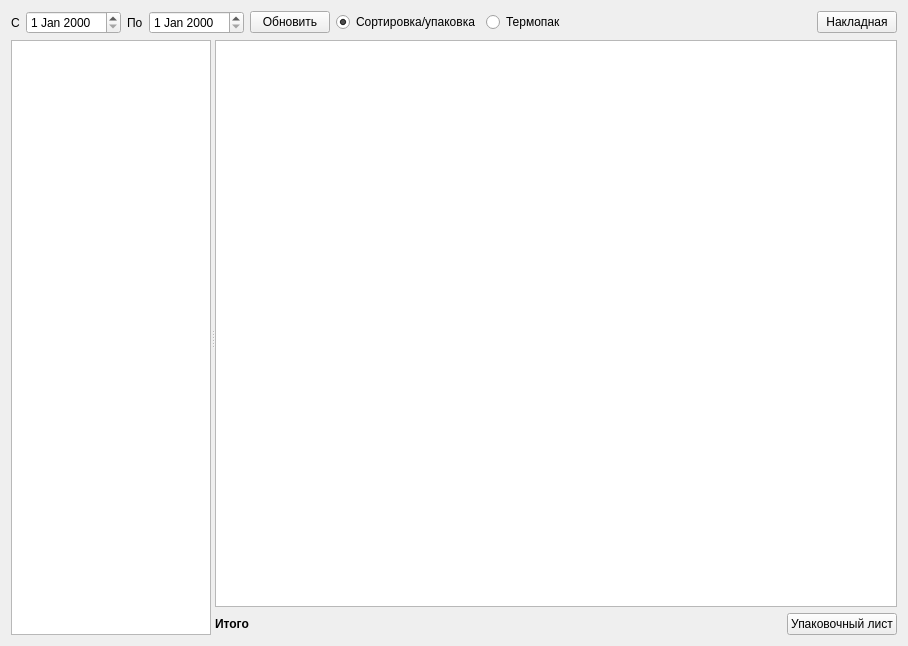
Before: the Qt Designer form formpack.ui in Sergeyego/warehouse, drawn with Qt 5.
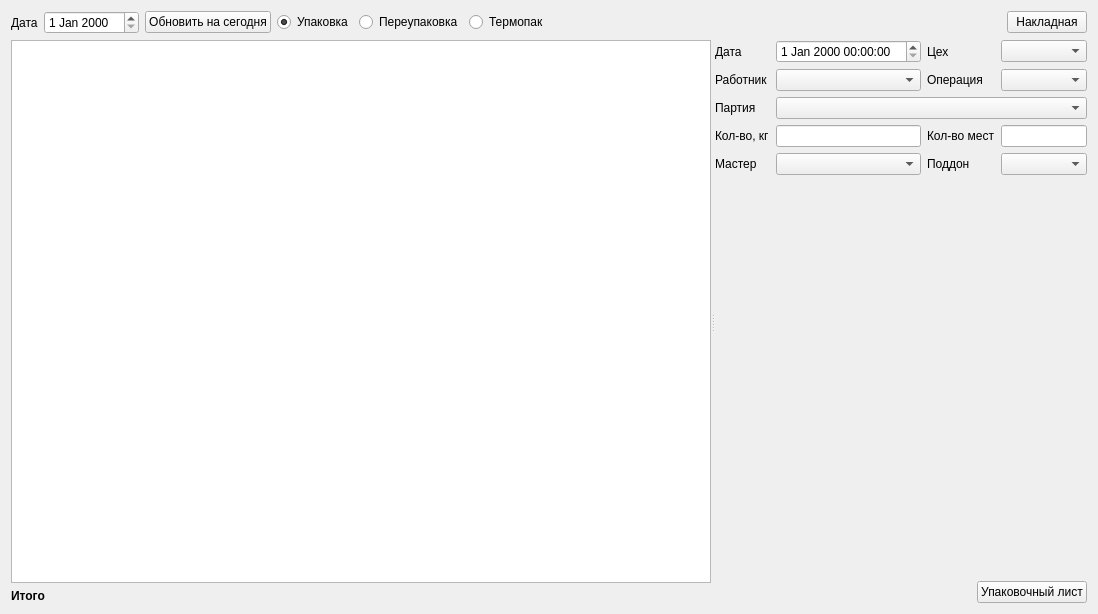
After: the same form once the commit is applied. Custom widgets are drawn as their Qt base class.

Commit message: готовы упаковочные листы

The edit to the form file:
```diff
--- a/formpack.ui
+++ b/formpack.ui
@@ -6,53 +6,50 @@
    <rect>
     <x>0</x>
     <y>0</y>
-    <width>908</width>
-    <height>646</height>
+    <width>1098</width>
+    <height>614</height>
    </rect>
   </property>
   <property name="windowTitle">
    <string>Form</string>
   </property>
-  <layout class="QVBoxLayout" name="verticalLayout_2">
+  <layout class="QVBoxLayout" name="verticalLayout_3">
    <item>
     <layout class="QHBoxLayout" name="horizontalLayout">
      <item>
       <widget class="QLabel" name="label">
        <property name="text">
-        <string>С</string>
+        <string>Дата</string>
        </property>
       </widget>
      </item>
      <item>
-      <widget class="DbDateEdit" name="dateEditBeg"/>
-     </item>
-     <item>
-      <widget class="QLabel" name="label_2">
-       <property name="text">
-        <string>По</string>
-       </property>
-      </widget>
-     </item>
-     <item>
-      <widget class="DbDateEdit" name="dateEditEnd"/>
+      <widget class="DbDateEdit" name="dateEdit"/>
      </item>
      <item>
       <widget class="QPushButton" name="pushButtonUpd">
        <property name="text">
-        <string>Обновить</string>
+        <string>Обновить на сегодня</string>
        </property>
       </widget>
      </item>
      <item>
       <widget class="QRadioButton" name="radioButtonPack">
        <property name="text">
-        <string>Сортировка/упаковка</string>
+        <string>Упаковка</string>
        </property>
        <property name="checked">
         <bool>true</bool>
        </property>
       </widget>
      </item>
+     <item>
+      <widget class="QRadioButton" name="radioButtonPerePack">
+       <property name="text">
+        <string>Переупаковка</string>
+       </property>
+      </widget>
+     </item>
      <item>
       <widget class="QRadioButton" name="radioButtonTermoPack">
        <property name="text">
@@ -93,24 +90,16 @@
      <property name="orientation">
       <enum>Qt::Horizontal</enum>
      </property>
-     <widget class="TableView" name="tableViewDat">
-      <property name="maximumSize">
-       <size>
-        <width>200</width>
-        <height>16777215</height>
-       </size>
-      </property>
-      <property name="selectionMode">
-       <enum>QAbstractItemView::SingleSelection</enum>
-      </property>
-      <property name="selectionBehavior">
-       <enum>QAbstractItemView::SelectRows</enum>
-      </property>
-     </widget>
-     <widget class="QWidget" name="layoutWidget">
-      <layout class="QVBoxLayout" name="verticalLayout">
+     <widget class="QWidget" name="">
+      <layout class="QVBoxLayout" name="verticalLayout_2">
        <item>
-        <widget class="DbViewer" name="tableViewOp">
+        <widget class="DbViewer" name="tableViewPack">
+         <property name="minimumSize">
+          <size>
+           <width>700</width>
+           <height>0</height>
+          </size>
+         </property>
          <property name="selectionMode">
           <enum>QAbstractItemView::SingleSelection</enum>
          </property>
@@ -120,7 +109,7 @@
         </widget>
        </item>
        <item>
-        <layout class="QHBoxLayout" name="horizontalLayout_2">
+        <layout class="QHBoxLayout" name="horizontalLayout_3">
          <item>
           <widget class="QLabel" name="labelSum">
            <property name="font">
@@ -134,6 +123,121 @@
            </property>
           </widget>
          </item>
+        </layout>
+       </item>
+      </layout>
+     </widget>
+     <widget class="QWidget" name="">
+      <layout class="QVBoxLayout" name="verticalLayout">
+       <item>
+        <layout class="QGridLayout" name="gridLayout">
+         <item row="0" column="0">
+          <widget class="QLabel" name="label_2">
+           <property name="text">
+            <string>Дата</string>
+           </property>
+          </widget>
+         </item>
+         <item row="0" column="1">
+          <widget class="QDateTimeEdit" name="dateTimeEdit"/>
+         </item>
+         <item row="0" column="2">
+          <widget class="QLabel" name="label_3">
+           <property name="text">
+            <string>Цех</string>
+           </property>
+          </widget>
+         </item>
+         <item row="0" column="3">
+          <widget class="DbComboBox" name="comboBoxCex"/>
+         </item>
+         <item row="1" column="0">
+          <widget class="QLabel" name="label_4">
+           <property name="text">
+            <string>Работник</string>
+           </property>
+          </widget>
+         </item>
+         <item row="1" column="1">
+          <widget class="DbComboBox" name="comboBoxRab"/>
+         </item>
+         <item row="1" column="2">
+          <widget class="QLabel" name="label_5">
+           <property name="text">
+            <string>Операция</string>
+           </property>
+          </widget>
+         </item>
+         <item row="1" column="3">
+          <widget class="DbComboBox" name="comboBoxOp"/>
+         </item>
+         <item row="2" column="0">
+          <widget class="QLabel" name="label_6">
+           <property name="text">
+            <string>Партия</string>
+           </property>
+          </widget>
+         </item>
+         <item row="2" column="1" colspan="3">
+          <widget class="DbComboBox" name="comboBoxPart"/>
+         </item>
+         <item row="3" column="0">
+          <widget class="QLabel" name="label_7">
+           <property name="text">
+            <string>Кол-во, кг</string>
+           </property>
+          </widget>
+         </item>
+         <item row="3" column="1">
+          <widget class="QLineEdit" name="lineEditKvo"/>
+         </item>
+         <item row="3" column="2">
+          <widget class="QLabel" name="label_8">
+           <property name="text">
+            <string>Кол-во мест</string>
+           </property>
+          </widget>
+         </item>
+         <item row="3" column="3">
+          <widget class="QLineEdit" name="lineEditKvoPack"/>
+         </item>
+         <item row="4" column="0">
+          <widget class="QLabel" name="label_9">
+           <property name="text">
+            <string>Мастер</string>
+           </property>
+          </widget>
+         </item>
+         <item row="4" column="1">
+          <widget class="DbComboBox" name="comboBoxMaster"/>
+         </item>
+         <item row="4" column="2">
+          <widget class="QLabel" name="label_10">
+           <property name="text">
+            <string>Поддон</string>
+           </property>
+          </widget>
+         </item>
+         <item row="4" column="3">
+          <widget class="DbComboBox" name="comboBoxPal"/>
+         </item>
+        </layout>
+       </item>
+       <item>
+        <spacer name="verticalSpacer">
+         <property name="orientation">
+          <enum>Qt::Vertical</enum>
+         </property>
+         <property name="sizeHint" stdset="0">
+          <size>
+           <width>20</width>
+           <height>40</height>
+          </size>
+         </property>
+        </spacer>
+       </item>
+       <item>
+        <layout class="QHBoxLayout" name="horizontalLayoutMap">
          <item>
           <spacer name="horizontalSpacer_2">
            <property name="orientation">
@@ -163,11 +267,6 @@
   </layout>
  </widget>
  <customwidgets>
-  <customwidget>
-   <class>TableView</class>
-   <extends>QTableView</extends>
-   <header>olap/tableview.h</header>
-  </customwidget>
   <customwidget>
    <class>DbDateEdit</class>
    <extends>QDateEdit</extends>
@@ -178,6 +277,11 @@
    <extends>QTableView</extends>
    <header>db/dbviewer.h</header>
   </customwidget>
+  <customwidget>
+   <class>DbComboBox</class>
+   <extends>QComboBox</extends>
+   <header>db/dbcombobox.h</header>
+  </customwidget>
  </customwidgets>
  <resources/>
  <connections/>
```
The commit also changes 2 other files.
